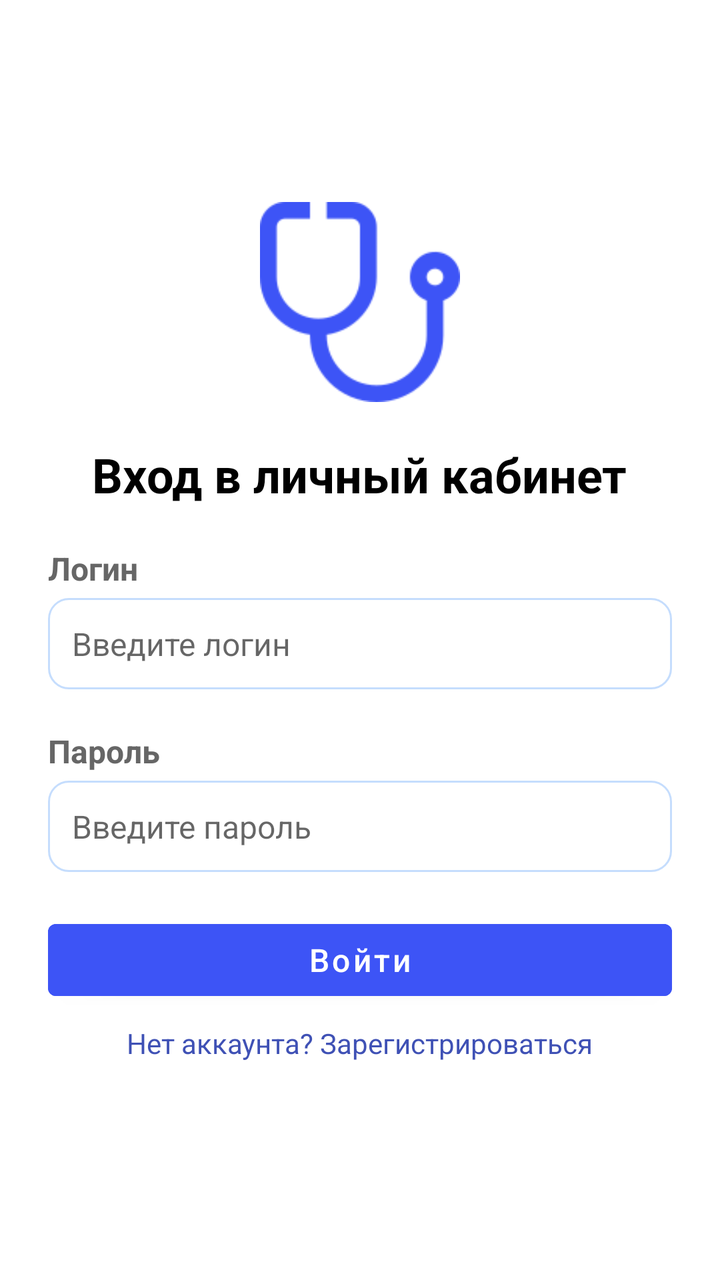
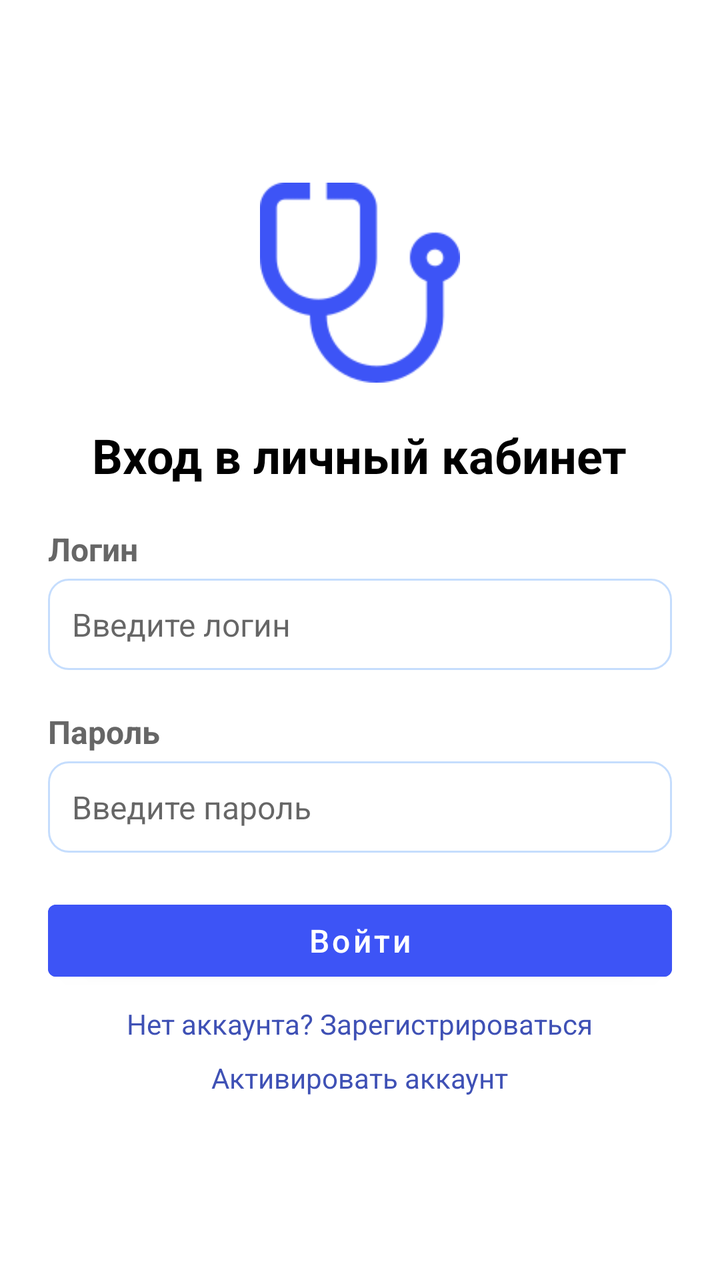

Screens rendered from an Android XML layout before and after an edit, with the pre-edit source and the edit as a unified diff.
<!-- AndroidManifest.xml: application theme Theme.Pancreatitis -->
<!-- res/layout/fragment_auth.xml -->
<?xml version="1.0" encoding="utf-8"?>
<FrameLayout xmlns:android="http://schemas.android.com/apk/res/android"
    android:layout_width="match_parent"
    android:layout_height="match_parent">

    <LinearLayout
        xmlns:android="http://schemas.android.com/apk/res/android"
        xmlns:tools="http://schemas.android.com/tools"
        android:layout_width="match_parent"
        android:layout_height="match_parent"
        xmlns:app="http://schemas.android.com/apk/res-auto"
        android:orientation="vertical"
        android:gravity="center"
        android:padding="24dp"
        android:background="#FFFFFF"
        tools:context=".ui.auth.AuthFragment">

        <ImageView
            android:id="@+id/logoImageView"
            android:layout_width="100dp"
            android:layout_height="100dp"
            android:src="@drawable/stethoscope128"
            android:layout_marginBottom="20dp"
            app:layout_constraintTop_toTopOf="parent"
            app:layout_constraintStart_toStartOf="parent"
            app:layout_constraintEnd_toEndOf="parent"
            app:tint="@color/colorActive" />

        
        <TextView
            android:layout_width="wrap_content"
            android:layout_height="wrap_content"
            android:text="Вход в личный кабинет"
            android:textSize="24sp"
            android:textStyle="bold"
            android:textColor="#000000"
            android:layout_marginBottom="20dp" />

        
        <TextView
            android:layout_width="match_parent"
            android:layout_height="wrap_content"
            android:text="Логин"
            android:textSize="16sp"
            android:textStyle="bold"
            android:textColor="#666666"
            android:layout_marginBottom="4dp" />

        <EditText
            android:id="@+id/loginEditText"
            android:layout_width="match_parent"
            android:layout_height="wrap_content"
            android:hint="Введите логин"
            android:textSize="16sp"
            android:padding="12dp"
            android:background="@drawable/rounded_background"
            android:layout_marginBottom="20dp" />

        
        <TextView
            android:layout_width="match_parent"
            android:layout_height="wrap_content"
            android:text="Пароль"
            android:textSize="16sp"
            android:textStyle="bold"
            android:textColor="#666666"
            android:layout_marginBottom="4dp" />

        <EditText
            android:id="@+id/passwordEditText"
            android:layout_width="match_parent"
            android:layout_height="wrap_content"
            android:hint="Введите пароль"
            android:inputType="text"
            android:textSize="16sp"
            android:padding="12dp"
            android:background="@drawable/rounded_background"
            android:layout_marginBottom="20dp" />

        
        <Button
            android:id="@+id/btn_login"
            android:layout_width="match_parent"
            android:layout_height="wrap_content"
            android:backgroundTint="@color/colorActive"
            android:text="Войти"
            android:textAllCaps="false"
            android:textColor="@android:color/white"
            android:textSize="16sp" />

        
        <TextView
            android:id="@+id/btn_register"
            android:layout_width="wrap_content"
            android:layout_height="wrap_content"
            android:text="Нет аккаунта? Зарегистрироваться"
            android:clickable="true"
            android:focusable="true"
            android:textSize="14sp"
            android:textColor="#3F51B5"
            android:padding="8dp" />

    </LinearLayout>

    <include
        android:id="@+id/loading_overlay"
        layout="@layout/loading_overlay"
        />
</FrameLayout>
<!-- res/layout/loading_overlay.xml (included above) -->
<?xml version="1.0" encoding="utf-8"?>
<FrameLayout
    xmlns:android="http://schemas.android.com/apk/res/android"
    android:visibility="gone"
    android:layout_width="match_parent"
    android:layout_height="match_parent"
    android:background="@color/white"
    android:clickable="true"
    android:focusable="true">

    <ProgressBar
        android:layout_gravity="center"
        android:indeterminate="true"
        android:layout_width="64dp"
        android:layout_height="64dp"/>

    <TextView
        android:layout_gravity="center"
        android:layout_width="wrap_content"
        android:layout_height="wrap_content"
        android:layout_marginTop="64dp"
        android:textColor="@color/black"
        android:textSize="20dp"
        android:text="Работаем..." />
</FrameLayout>
<!-- resources referenced by this layout -->
<resources>
  <color name="black">#FF000000</color>
  <color name="colorActive">#3D54F6</color>
  <color name="white">#FFFFFFFF</color>
  <!-- drawable rounded_background (drawable) -->
  <?xml version="1.0" encoding="utf-8"?>
  <shape xmlns:android="http://schemas.android.com/apk/res/android"
      android:shape="rectangle">
      <corners android:radius="10dp"/>  
      <solid android:color="@android:color/white"/> 
      <padding
          android:left="2dp"
          android:right="2dp"
          android:top="2dp"
          android:bottom="2dp"/>
  
      <stroke
          android:width="1dp"
          android:color="@color/colorCircle"/> 
  </shape>
  <!-- drawable stethoscope128: png bitmap (drawable, 2896 bytes) -->
  <style name="Theme.Pancreatitis" parent="Theme.MaterialComponents.DayNight.DarkActionBar">
          
          <item name="colorPrimary">@color/colorActive</item>
          <item name="colorPrimaryVariant">@color/colorActive</item>
          <item name="colorOnPrimary">@color/white</item>
          
          <item name="colorSecondary">@color/teal_200</item>
          <item name="colorSecondaryVariant">@color/teal_700</item>
          <item name="colorOnSecondary">@color/black</item>
          
          <item name="android:statusBarColor">?attr/colorPrimaryVariant</item>
          
      </style>
  <color name="colorCircle">#C5DDFD</color>
  <color name="teal_200">#FF03DAC5</color>
  <color name="teal_700">#FF018786</color>
</resources>

<!-- the commit's change to res/layout/fragment_auth.xml (unified diff, before → after) -->
@@ -100,6 +100,17 @@
             android:textColor="#3F51B5"
             android:padding="8dp" />
 
+        
+        <TextView
+            android:id="@+id/btn_activate"
+            android:layout_width="wrap_content"
+            android:layout_height="wrap_content"
+            android:text="Активировать аккаунт"
+            android:clickable="true"
+            android:focusable="true"
+            android:textSize="14sp"
+            android:textColor="#3F51B5" />
+
     </LinearLayout>
 
     <include
